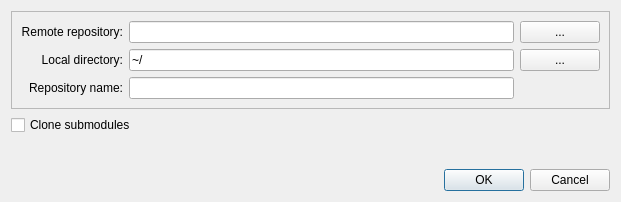
Above: src/clone.ui from wwestrop/qgit before the change. Below: the same form after it.
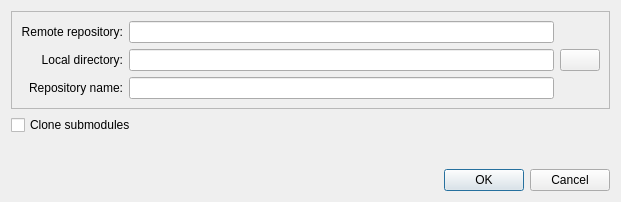
That is the form after the change. Icons and pictures are not drawn.

Commit message: Directory browser works

Patch:
```diff
--- a/src/clone.ui
+++ b/src/clone.ui
@@ -39,19 +39,6 @@
         </property>
        </widget>
       </item>
-      <item row="0" column="2">
-       <widget class="QPushButton" name="browseFrom">
-        <property name="sizePolicy">
-         <sizepolicy hsizetype="Minimum" vsizetype="Minimum">
-          <horstretch>0</horstretch>
-          <verstretch>0</verstretch>
-         </sizepolicy>
-        </property>
-        <property name="text">
-         <string>...</string>
-        </property>
-       </widget>
-      </item>
       <item row="1" column="0">
        <widget class="QLabel" name="label_2">
         <property name="text">
@@ -65,7 +52,10 @@
       <item row="1" column="2">
        <widget class="QPushButton" name="browseTo">
         <property name="text">
-         <string>...</string>
+         <string/>
+        </property>
+        <property name="icon">
+         <iconset theme="folder"/>
         </property>
        </widget>
       </item>
@@ -83,11 +73,7 @@
        <widget class="QLineEdit" name="cloneFrom"/>
       </item>
       <item row="1" column="1">
-       <widget class="QLineEdit" name="cloneTo">
-        <property name="text">
-         <string>~/</string>
-        </property>
-       </widget>
+       <widget class="QLineEdit" name="cloneTo"/>
       </item>
       <item row="2" column="1">
        <widget class="QLineEdit" name="cloneAs"/>
```
Left out of the diff: 53 changed lines with no effect on the pictures. The commit also changes 2 other files.
